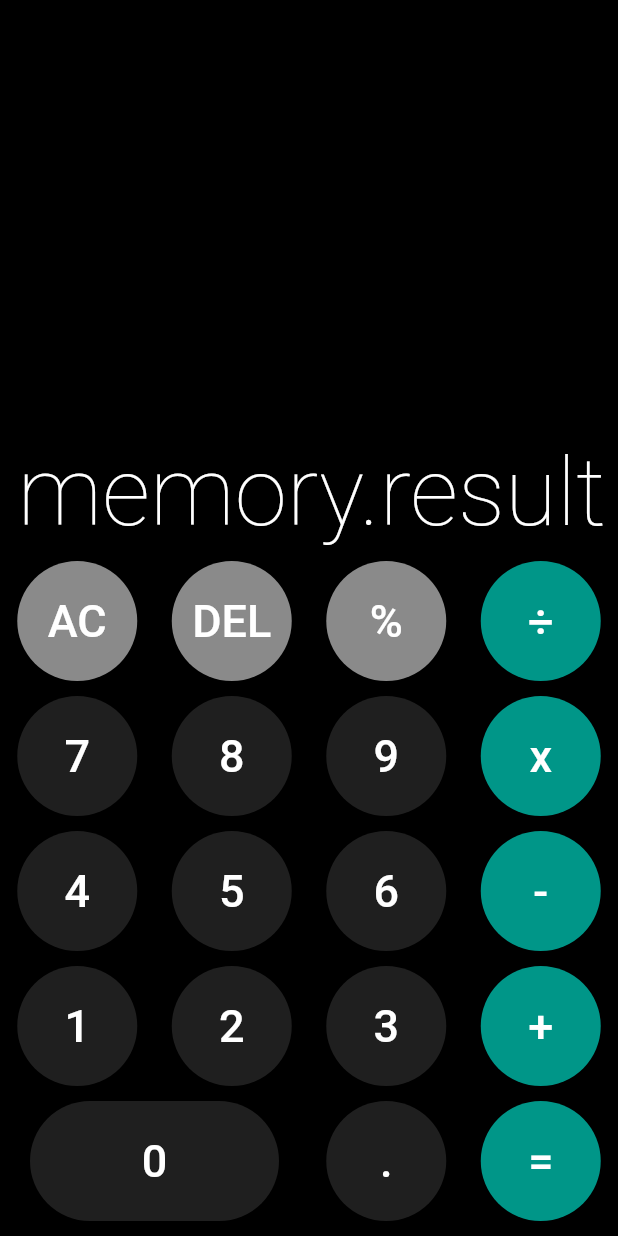
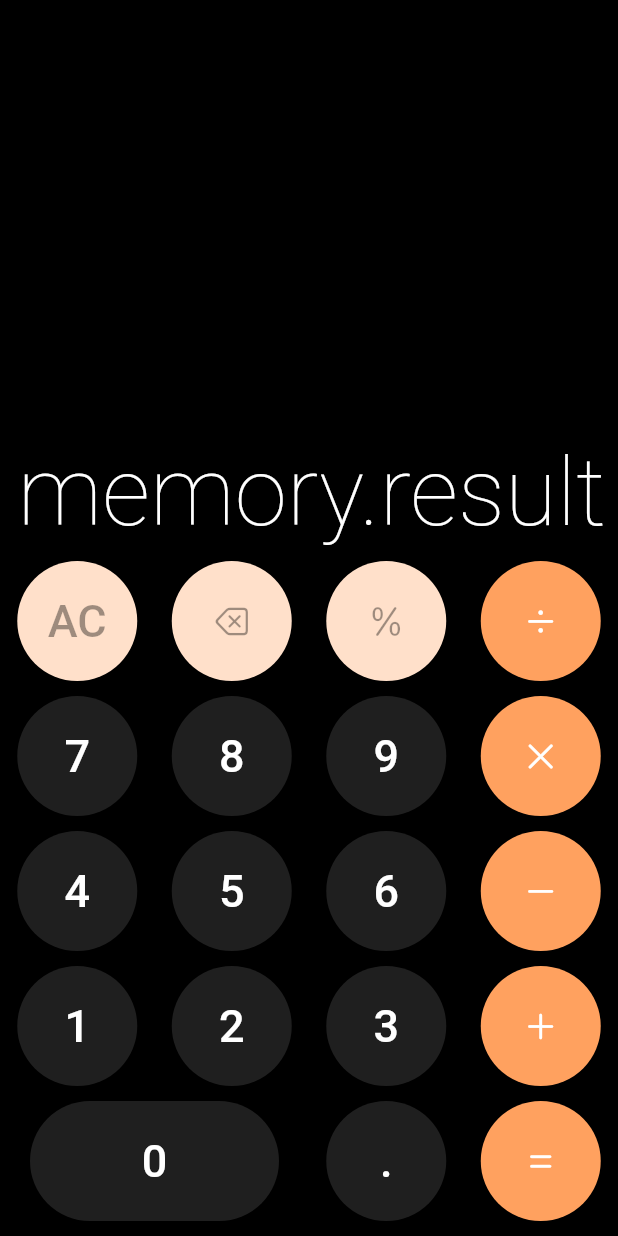
Before and after one commit to yamacinelli/desenvolvimento_mobile_IFPR, a Flutter app: the screen it shows after launch, on a phone screen of 412 x 824 dp. Run offline on Flutter 3.47's test engine with Material 2 defaults, Android fonts, the light colour scheme and no system bars; drawn by our look-alikes of auto_size_text.

Commit message:
Changed: => Design Buttons Specials.

```diff
--- a/calculadora/lib/calculator.dart
+++ b/calculadora/lib/calculator.dart
@@ -85,8 +85,31 @@ class CalculatorState extends State<Calculator> {
                   memory.applyCommand(label);
                 });
               }),
-      )
-    );
+        ));
+  }
+
+  Widget buildKeyboardButtonIcon(IconData icon, String label,
+      {int flex = 1,
+      Color textColor = Colors.white,
+      Color backgroundColor = Colors.white12}) {
+    return Expanded(
+        flex: flex,
+        child: Container(
+          margin: const EdgeInsets.only(bottom: 10.0),
+          decoration: ShapeDecoration(
+              color: backgroundColor, shape: const CircleBorder()),
+          child: IconButton(
+              icon: Icon(icon, color: textColor),
+              style: IconButton.styleFrom(
+                  foregroundColor: textColor,
+                  backgroundColor: backgroundColor,
+                  shape: const CircleBorder()),
+              onPressed: () {
+                setState(() {
+                  memory.applyCommand(label);
+                });
+              }),
+        ));
   }
 
   Widget buildKeyboard() {
@@ -99,10 +122,17 @@ class CalculatorState extends State<Calculator> {
               child: Row(
                 crossAxisAlignment: CrossAxisAlignment.stretch,
                 children: <Widget>[
-                  buildKeyboardButton('AC', backgroundColor: Colors.white54),
-                  buildKeyboardButton('DEL', backgroundColor: Colors.white54),
-                  buildKeyboardButton('%', backgroundColor: Colors.white54),
-                  buildKeyboardButton('÷', backgroundColor: Colors.teal),
+                  buildKeyboardButton('AC',
+                      textColor: Colors.black38,
+                      backgroundColor: const Color(0xffFFE0CA)),
+                  buildKeyboardButtonIcon(CupertinoIcons.delete_left, 'DEL',
+                      textColor: Colors.black38,
+                      backgroundColor: const Color(0xffFFE0CA)),
+                  buildKeyboardButtonIcon(CupertinoIcons.percent, '%',
+                      textColor: Colors.black38,
+                      backgroundColor: const Color(0xffFFE0CA)),
+                  buildKeyboardButtonIcon(CupertinoIcons.divide, '÷',
+                      backgroundColor: const Color(0xffFFA15F)),
                 ],
               )),
           Expanded(
@@ -113,7 +143,8 @@ class CalculatorState extends State<Calculator> {
                     buildKeyboardButton('7'),
                     buildKeyboardButton('8'),
                     buildKeyboardButton('9'),
-                    buildKeyboardButton('x', backgroundColor: Colors.teal),
+                    buildKeyboardButtonIcon(CupertinoIcons.xmark, 'x',
+                        backgroundColor: const Color(0xffFFA15F)),
                   ])),
           Expanded(
               flex: 1,
@@ -123,7 +154,8 @@ class CalculatorState extends State<Calculator> {
                     buildKeyboardButton('4'),
                     buildKeyboardButton('5'),
                     buildKeyboardButton('6'),
-                    buildKeyboardButton('-', backgroundColor: Colors.teal),
+                    buildKeyboardButtonIcon(CupertinoIcons.minus, '-',
+                        backgroundColor: const Color(0xffFFA15F)),
                   ])),
           Expanded(
               flex: 1,
@@ -133,7 +165,8 @@ class CalculatorState extends State<Calculator> {
                     buildKeyboardButton('1'),
                     buildKeyboardButton('2'),
                     buildKeyboardButton('3'),
-                    buildKeyboardButton('+', backgroundColor: Colors.teal),
+                    buildKeyboardButtonIcon(CupertinoIcons.add, '+',
+                        backgroundColor: const Color(0xffFFA15F)),
                   ])),
           Expanded(
               flex: 1,
@@ -142,7 +175,8 @@ class CalculatorState extends State<Calculator> {
                   children: <Widget>[
                     buildKeyboardButtonZero('0'),
                     buildKeyboardButton('.'),
-                    buildKeyboardButton('=', backgroundColor: Colors.teal),
+                    buildKeyboardButtonIcon(CupertinoIcons.equal, '=',
+                        backgroundColor: const Color(0xffFFA15F)),
                   ]))
         ]));
   }
```
Lines whose indentation alone changed are shown as unchanged.
